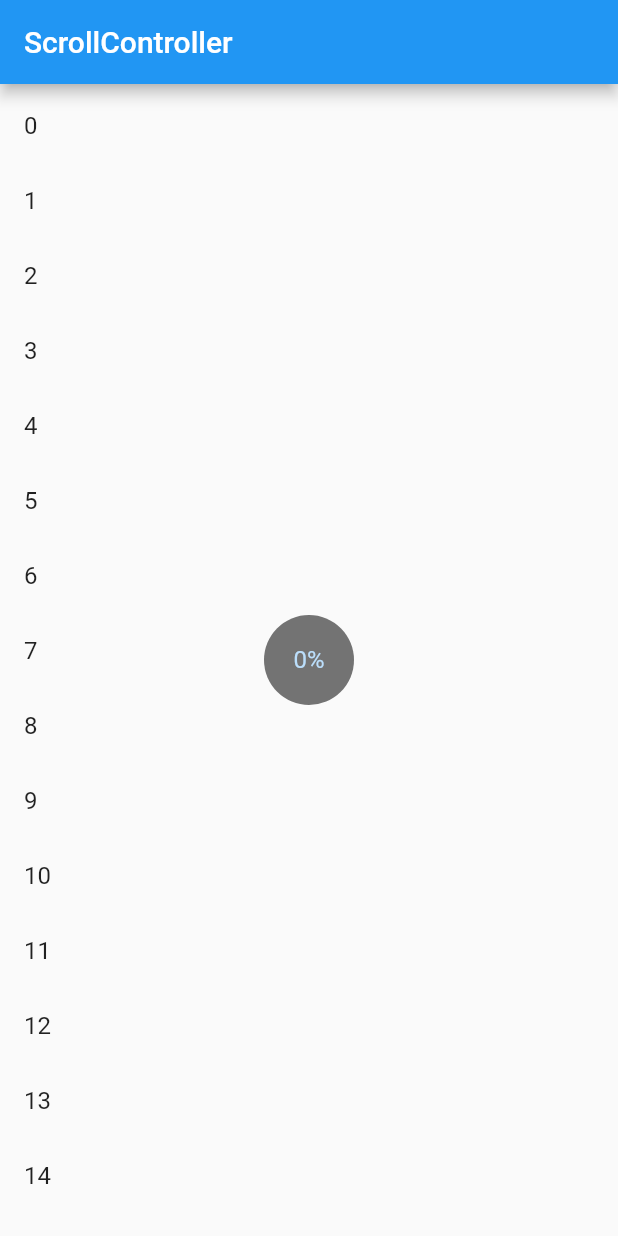
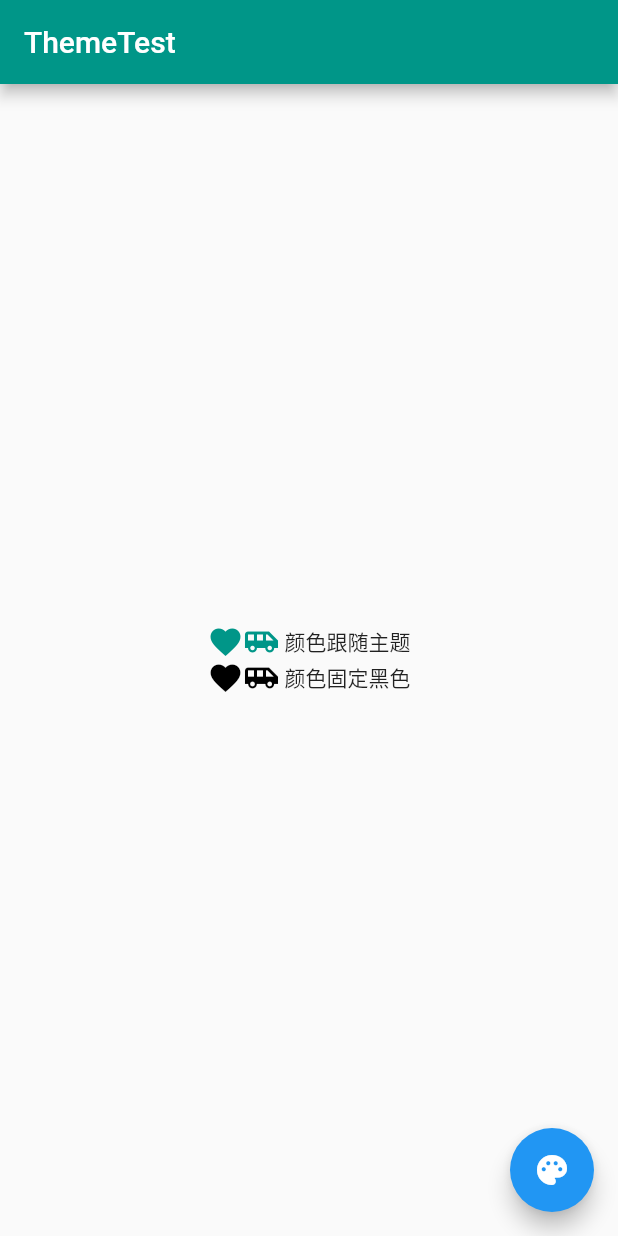
Before and after one commit to amazingokc/FlutterApp, a Flutter app: the screen it shows after launch, on a phone screen of 412 x 824 dp. Run offline on Flutter 3.47's test engine with Material 2 defaults, Android fonts, the phone set to English and light mode, and no system bars.

Commit message:
theme
Signed-off-by: xiaoguoqing <13750525954@163.com>

```diff
--- a/lib/scrollController.dart
+++ b/lib/scrollController.dart
@@ -37,6 +37,7 @@ class _ScrollControllerState extends State {
 
           Scrollbar(
         child: NotificationListener<ScrollNotification>(
+          // ignore: missing_return
           onNotification: (ScrollNotification notification) {
             double progress = notification.metrics.pixels /
                 notification.metrics.maxScrollExtent;
--- /dev/null
+++ b/lib/theme.dart
@@ -0,0 +1,62 @@
+import 'package:flutter/cupertino.dart';
+import 'package:flutter/material.dart';
+
+class ThemeTestPage extends StatefulWidget {
+  @override
+  State<StatefulWidget> createState() {
+    return new _ThemeTestPageState();
+  }
+}
+
+class _ThemeTestPageState extends State<ThemeTestPage> {
+  Color _themeColor = Colors.teal;
+
+  @override
+  Widget build(BuildContext context) {
+    ThemeData themeData = Theme.of(context);
+
+    return Theme(
+        data: ThemeData(
+            primaryColor: _themeColor, //用于导航栏、FloatingActionButton的背景色等
+            iconTheme: IconThemeData(color: _themeColor) //用于Icon颜色
+            ),
+        child: Scaffold(
+          appBar: AppBar(
+            title: Text("ThemeTest"),
+          ),
+          body: Column(
+            mainAxisAlignment: MainAxisAlignment.center,
+            children: <Widget>[
+              //第一行Icon使用主题中的iconTheme
+              Row(
+                mainAxisAlignment: MainAxisAlignment.center,
+                children: <Widget>[
+                  Icon(Icons.favorite),
+                  Icon(Icons.airport_shuttle),
+                  Text(" 颜色跟随主题")
+                ],
+              ),
+              //为第二行Icon自定义颜色（固定为黑色)
+              Theme(
+                data: themeData.copyWith(
+                  iconTheme: themeData.iconTheme.copyWith(color: Colors.black),
+                ),
+                child: Row(
+                  mainAxisAlignment: MainAxisAlignment.center,
+                  children: <Widget>[
+                    Icon(Icons.favorite),
+                    Icon(Icons.airport_shuttle),
+                    Text(" 颜色固定黑色")
+                  ],
+                ),
+              )
+            ],
+          ),
+          floatingActionButton: FloatingActionButton(
+            child: Icon(Icons.palette),
+            onPressed: () => setState(() => _themeColor =
+                _themeColor == Colors.teal ? Colors.blue : Colors.teal),
+          ),
+        ));
+  }
+}
```
Also changed, not shown: lib/main.dart (+28 -4 lines).
